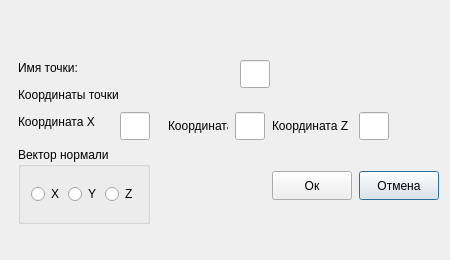
Folosman/myTestProjectInter, file form/pointcreator.ui: the form before one commit.
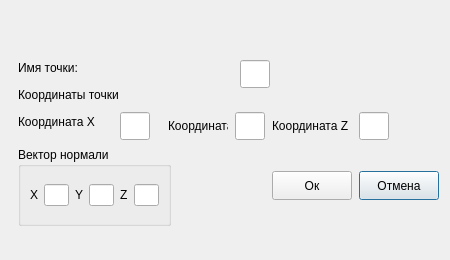
The form after the commit.

Patch:
```diff
--- a/form/pointcreator.ui
+++ b/form/pointcreator.ui
@@ -82,48 +82,39 @@
     <rect>
      <x>18</x>
      <y>147</y>
-     <width>132</width>
-     <height>77</height>
+     <width>153</width>
+     <height>79</height>
     </rect>
    </property>
    <property name="title">
     <string>Вектор нормали</string>
    </property>
-   <layout class="QHBoxLayout" name="horizontalLayout">
-    <item>
-     <widget class="QRadioButton" name="m_xNormale">
-      <property name="maximumSize">
-       <size>
-        <width>30</width>
-        <height>16777215</height>
-       </size>
-      </property>
+   <layout class="QGridLayout" name="gridLayout">
+    <item row="0" column="3">
+     <widget class="QLineEdit" name="m_normaleY"/>
+    </item>
+    <item row="0" column="0">
+     <widget class="QLabel" name="label_6">
       <property name="text">
        <string>X</string>
       </property>
      </widget>
     </item>
-    <item>
-     <widget class="QRadioButton" name="m_yNormale">
-      <property name="maximumSize">
-       <size>
-        <width>30</width>
-        <height>16777215</height>
-       </size>
-      </property>
+    <item row="0" column="2">
+     <widget class="QLabel" name="label_7">
       <property name="text">
        <string>Y</string>
       </property>
      </widget>
     </item>
-    <item>
-     <widget class="QRadioButton" name="m_zNormale_2">
-      <property name="maximumSize">
-       <size>
-        <width>30</width>
-        <height>16777215</height>
-       </size>
-      </property>
+    <item row="0" column="5">
+     <widget class="QLineEdit" name="m_normaleZ"/>
+    </item>
+    <item row="0" column="1">
+     <widget class="QLineEdit" name="m_normaleX"/>
+    </item>
+    <item row="0" column="4">
+     <widget class="QLabel" name="label_8">
       <property name="text">
        <string>Z</string>
       </property>
```
